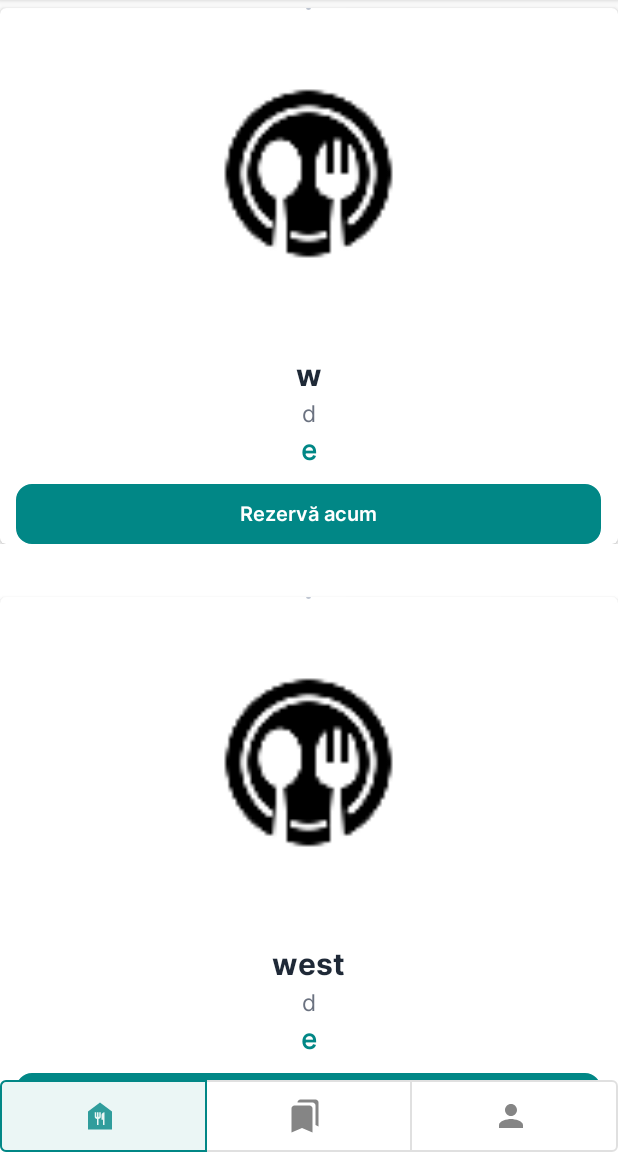
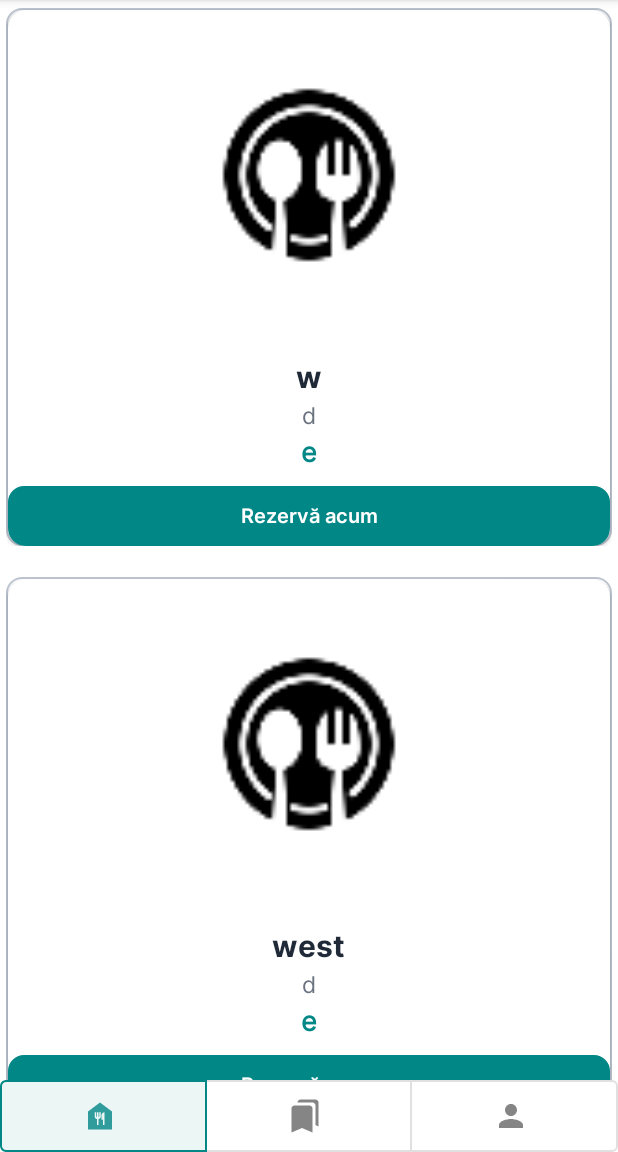
Before and after one commit to claudiucocan18/RestaurantBooking, an Android app: the ListActivity screen opened directly, with no data from a screen before it, on a phone screen of 412 x 824 dp, the part 84-1236 px from its top. Run offline under Robolectric (Android 15) with nearby library versions, the phone set to English and light mode, and no system bars; our stand-ins replace Firebase (no records; nobody signed in at launch, a user with empty details on screens opened directly), Picasso; pictures from the network do not load; Roboto replaces fonts that are not available here.

Commit message:
gata si design-ul

```diff
--- a/app/src/main/res/layout/activity_list.xml
+++ b/app/src/main/res/layout/activity_list.xml
@@ -33,9 +33,7 @@
         app:layout_constraintBottom_toBottomOf="parent"
         app:layout_constraintEnd_toEndOf="parent"
         app:layout_constraintStart_toStartOf="parent"
-        app:singleSelection="true"
-
-        >
+        app:singleSelection="true">
 
         <Button
             android:id="@+id/btnHome"
--- a/app/src/main/res/layout/recycler_view_row.xml
+++ b/app/src/main/res/layout/recycler_view_row.xml
@@ -5,7 +5,11 @@
     android:id="@+id/ConstraintLayout"
     android:layout_width="match_parent"
     android:layout_height="wrap_content"
-    android:layout_marginBottom="30dp"
+    android:layout_marginBottom="15dp"
+    android:layout_marginTop="5dp"
+    android:layout_marginStart="4dp"
+    android:layout_marginEnd="4dp"
+    android:background="@drawable/round_border"
     android:visibility="visible">
 
 
@@ -15,15 +19,14 @@
         android:id="@+id/cardView"
         android:layout_width="match_parent"
         android:layout_height="wrap_content"
-        android:layout_marginTop="5dp"
+        android:layout_margin="1dp"
         android:foregroundGravity="center_horizontal"
         android:visibility="visible"
+        app:cardCornerRadius="12dp"
         app:cardElevation="2dp"
         app:layout_constraintEnd_toEndOf="parent"
         app:layout_constraintStart_toStartOf="parent"
-        app:layout_constraintTop_toTopOf="parent"
-        app:strokeColor="#BEC5D1"
-        app:strokeWidth="1dp">
+        app:layout_constraintTop_toTopOf="parent">
 
 
         <LinearLayout
@@ -34,7 +37,7 @@
 
             <com.google.android.material.imageview.ShapeableImageView
                 android:id="@+id/imageView3"
-                android:layout_width="390dp"
+                android:layout_width="match_parent"
                 android:layout_height="220dp"
                 android:layout_gravity="center_horizontal"
                 android:scaleType="centerCrop"
@@ -84,7 +87,7 @@
 
             <Button
                 android:id="@+id/butonSpreRezervare"
-                android:layout_width="390dp"
+                android:layout_width="match_parent"
                 android:layout_height="40dp"
                 android:layout_gravity="center|center_horizontal|center_vertical"
                 android:background="@drawable/round_border"
```
